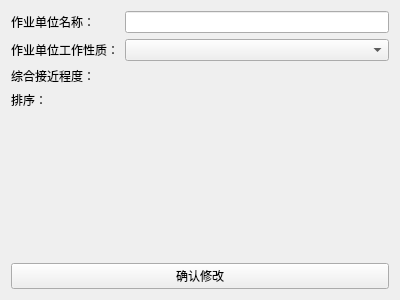
This is OperationUnit/attributewidget.ui in yukuan1991/System-Layout-Planning as Qt 5 draws it before an edit. The edited form follows.
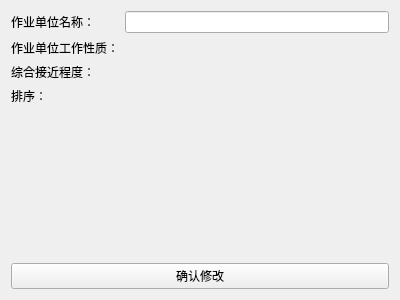
This is the edited form.

Diff of the .ui file:
```diff
--- a/OperationUnit/attributewidget.ui
+++ b/OperationUnit/attributewidget.ui
@@ -33,9 +33,6 @@
        </property>
       </widget>
      </item>
-     <item row="1" column="1">
-      <widget class="QComboBox" name="combo"/>
-     </item>
      <item row="2" column="0">
       <widget class="QLabel" name="label_5">
        <property name="text">
@@ -64,6 +61,13 @@
        </property>
       </widget>
      </item>
+     <item row="1" column="1">
+      <widget class="QLabel" name="type">
+       <property name="text">
+        <string/>
+       </property>
+      </widget>
+     </item>
     </layout>
    </item>
    <item>
@@ -74,7 +78,7 @@
      <property name="sizeHint" stdset="0">
       <size>
        <width>20</width>
-       <height>155</height>
+       <height>165</height>
       </size>
      </property>
     </spacer>
```
Left out of the diff: 2 changed lines with no effect on the pictures.
